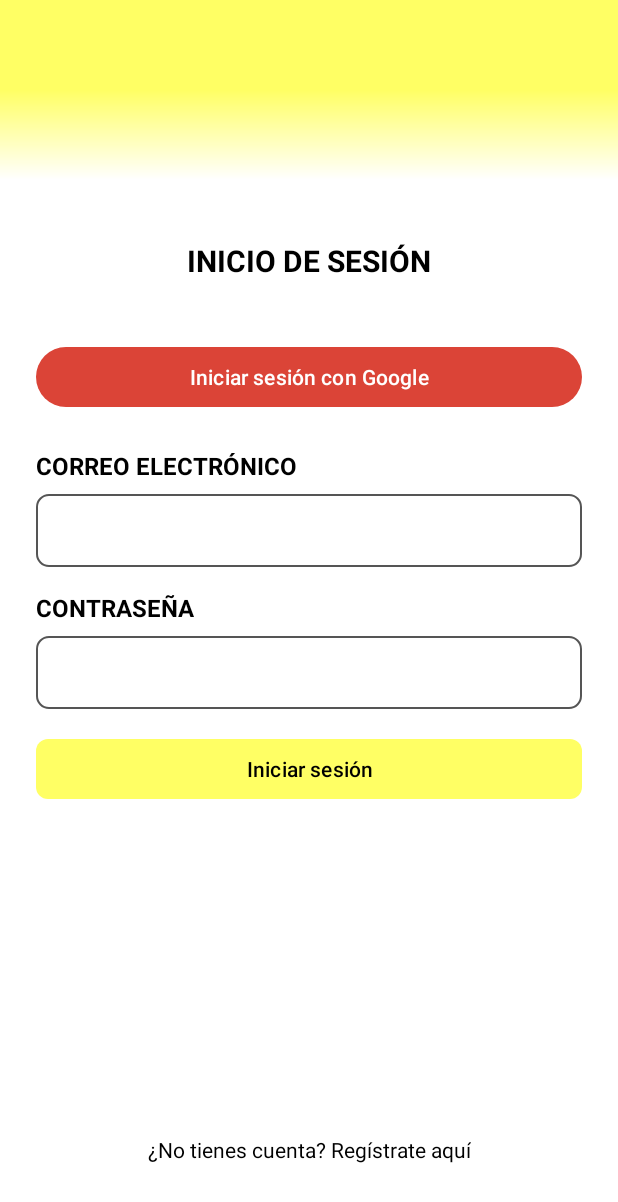
After one commit to omargba/app_letra_musica, an Android app built with Jetpack Compose: the layout activity_login.xml on its own in the app's theme, with its tools: preview values and no code run, on a phone screen of 412 x 824 dp. The commit adds this screen. Shown: the top 1202 px of the screen. Run offline under Robolectric (Android 15) with nearby library versions, the phone set to English and light mode, and no system bars.

Commit message:
Creacion de la ventana de login

```diff
--- /dev/null
+++ b/app/src/main/res/drawable/edittext_background.xml
@@ -0,0 +1,6 @@
+<shape xmlns:android="http://schemas.android.com/apk/res/android"
+    android:shape="rectangle">
+    <solid android:color="@color/white"/>
+    <corners android:radius="8dp"/>
+    <stroke android:width="1dp" android:color="#555555"/>
+</shape>
--- /dev/null
+++ b/app/src/main/res/drawable/toolbar_gradient.xml
@@ -0,0 +1,7 @@
+<shape xmlns:android="http://schemas.android.com/apk/res/android" android:shape="rectangle">
+    <gradient
+        android:startColor="@color/yellow_app"
+        android:centerColor="@color/yellow_app"
+        android:endColor="@color/transparent"
+        android:angle="270"/>
+</shape>
--- /dev/null
+++ b/app/src/main/res/layout/activity_login.xml
@@ -0,0 +1,143 @@
+<?xml version="1.0" encoding="utf-8"?>
+<androidx.constraintlayout.widget.ConstraintLayout
+    xmlns:android="http://schemas.android.com/apk/res/android"
+    xmlns:app="http://schemas.android.com/apk/res-auto"
+    android:layout_width="match_parent"
+    android:layout_height="match_parent"
+    android:background="#FFFFFF">
+
+    <!-- Barra superior que toca los bordes -->
+    <com.google.android.material.appbar.MaterialToolbar
+        android:id="@+id/topAppBar"
+        android:layout_width="match_parent"
+        android:layout_height="120dp"
+        android:background="@drawable/toolbar_gradient"
+        android:title="Lyriks"
+        android:titleTextColor="@color/black"
+        android:elevation="4dp"
+        app:layout_constraintTop_toTopOf="parent"/>
+
+    <!-- Contenedor del resto del contenido con padding -->
+    <androidx.constraintlayout.widget.ConstraintLayout
+        android:id="@+id/contentLayout"
+        android:layout_width="0dp"
+        android:layout_height="0dp"
+        android:padding="24dp"
+        app:layout_constraintTop_toBottomOf="@id/topAppBar"
+        app:layout_constraintStart_toStartOf="parent"
+        app:layout_constraintEnd_toEndOf="parent"
+        app:layout_constraintBottom_toBottomOf="parent">
+
+        <!-- Título -->
+        <TextView
+            android:id="@+id/tvTitle"
+            android:layout_width="wrap_content"
+            android:layout_height="wrap_content"
+            android:text="INICIO DE SESIÓN"
+            android:textSize="20sp"
+            android:textColor="@color/black"
+            android:textStyle="bold"
+            app:layout_constraintTop_toTopOf="parent"
+            app:layout_constraintStart_toStartOf="parent"
+            app:layout_constraintEnd_toEndOf="parent"
+            android:layout_marginTop="16dp" />
+
+        <!-- Botón Google -->
+        <com.google.android.material.button.MaterialButton
+            android:id="@+id/btnGoogle"
+            android:layout_width="0dp"
+            android:layout_height="wrap_content"
+            android:text="Iniciar sesión con Google"
+            android:textAllCaps="false"
+            android:textColor="#FFFFFF"
+            app:backgroundTint="#DB4437"
+            app:layout_constraintTop_toBottomOf="@id/tvTitle"
+            app:layout_constraintStart_toStartOf="parent"
+            app:layout_constraintEnd_toEndOf="parent"
+            android:layout_marginTop="40dp" />
+
+        <!-- Label Email -->
+        <TextView
+            android:id="@+id/lblEmail"
+            android:layout_width="wrap_content"
+            android:layout_height="wrap_content"
+            android:text="CORREO ELECTRÓNICO"
+            android:textColor="@color/black"
+            android:textSize="16sp"
+            android:textStyle="bold"
+            app:layout_constraintTop_toBottomOf="@id/btnGoogle"
+            app:layout_constraintStart_toStartOf="parent"
+            android:layout_marginTop="24dp" />
+
+        <!-- Campo email -->
+        <EditText
+            android:id="@+id/etEmail"
+            android:layout_width="0dp"
+            android:layout_height="wrap_content"
+            android:textColor="#000000"
+            android:inputType="textEmailAddress"
+            android:background="@drawable/edittext_background"
+            android:padding="12dp"
+            app:layout_constraintTop_toBottomOf="@id/lblEmail"
+            app:layout_constraintStart_toStartOf="parent"
+            app:layout_constraintEnd_toEndOf="parent"
+            android:layout_marginTop="8dp" />
+
+        <!-- Label Password -->
+        <TextView
+            android:id="@+id/lblPassword"
+            android:layout_width="wrap_content"
+            android:layout_height="wrap_content"
+            android:text="CONTRASEÑA"
+            android:textColor="@color/black"
+            android:textSize="16sp"
+            android:textStyle="bold"
+            app:layout_constraintTop_toBottomOf="@id/etEmail"
+            app:layout_constraintStart_toStartOf="parent"
+            android:layout_marginTop="16dp" />
+
+        <!-- Campo password -->
+        <EditText
+            android:id="@+id/etPassword"
+            android:layout_width="0dp"
+            android:layout_height="wrap_content"
+            android:textColor="#000000"
+            android:inputType="textPassword"
+            android:background="@drawable/edittext_background"
+            android:padding="12dp"
+            app:layout_constraintTop_toBottomOf="@id/lblPassword"
+            app:layout_constraintStart_toStartOf="parent"
+            app:layout_constraintEnd_toEndOf="parent"
+            android:layout_marginTop="8dp" />
+
+        <!-- Botón Login -->
+        <com.google.android.material.button.MaterialButton
+            android:id="@+id/btnLogin"
+            android:layout_width="0dp"
+            android:layout_height="wrap_content"
+            android:text="Iniciar sesión"
+            android:textAllCaps="false"
+            android:textColor="@color/black"
+            app:backgroundTint="@color/yellow_app"
+            app:cornerRadius="8dp"
+            app:layout_constraintTop_toBottomOf="@id/etPassword"
+            app:layout_constraintStart_toStartOf="parent"
+            app:layout_constraintEnd_toEndOf="parent"
+            android:layout_marginTop="16dp" />
+
+        <!-- Texto de registro -->
+        <TextView
+            android:id="@+id/tvRegister"
+            android:layout_width="wrap_content"
+            android:layout_height="wrap_content"
+            android:text="¿No tienes cuenta? Regístrate aquí"
+            android:textColor="@color/black"
+            android:textSize="14sp"
+            app:layout_constraintBottom_toBottomOf="parent"
+            app:layout_constraintStart_toStartOf="parent"
+            app:layout_constraintEnd_toEndOf="parent"
+            android:layout_marginBottom="24dp" />
+
+    </androidx.constraintlayout.widget.ConstraintLayout>
+
+</androidx.constraintlayout.widget.ConstraintLayout>
--- a/app/src/main/res/values/colors.xml
+++ b/app/src/main/res/values/colors.xml
@@ -3,4 +3,5 @@
     <color name="black">#FF000000</color>
     <color name="white">#FFFFFFFF</color>
     <color name="yellow_app">#ffff64</color>
+    <color name="transparent">#00000000</color>
 </resources>
--- a/app/src/main/res/values/strings.xml
+++ b/app/src/main/res/values/strings.xml
@@ -5,4 +5,5 @@
     <string name="Item_Buscar">Buscar</string>
     <string name="Item_Perfil">Perfil</string>
     <string name="mi_m_sica">Mi música</string>
+    <string name="title_activity_login">activity_login</string>
 </resources>
--- a/build.gradle.kts
+++ b/build.gradle.kts
@@ -3,4 +3,5 @@ plugins {
     alias(libs.plugins.android.application) apply false
     alias(libs.plugins.kotlin.android) apply false
     alias(libs.plugins.googleService) apply false
+    alias(libs.plugins.kotlin.compose) apply false
 }
```
Also changed, not shown: app/build.gradle.kts (+13 -0 lines), app/src/main/AndroidManifest.xml (+8 -3 lines), app/src/main/java/com/example/appletraymusica/activity_login.kt (added, +29 -0 lines), app/src/main/java/com/example/appletraymusica/ui/theme/Color.kt (added, +11 -0 lines), app/src/main/java/com/example/appletraymusica/ui/theme/Theme.kt (added, +57 -0 lines), app/src/main/java/com/example/appletraymusica/ui/theme/Type.kt (added, +34 -0 lines), gradle/libs.versions.toml (+14 -0 lines).
